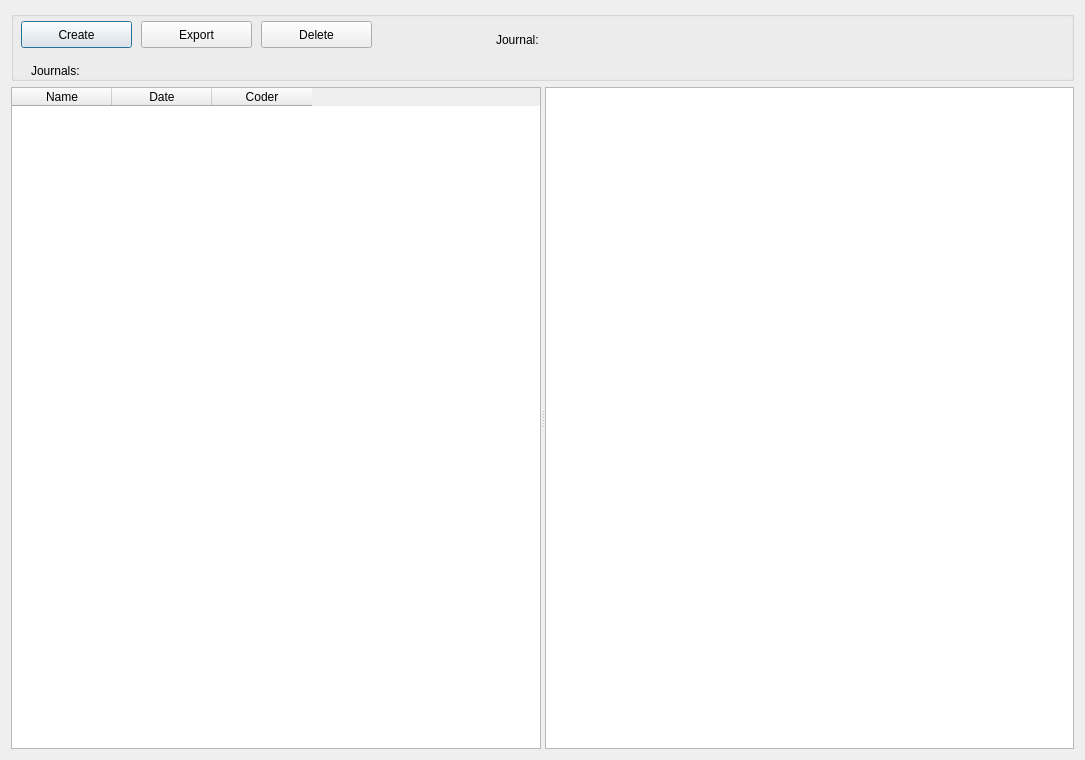
This is GUI_UIs/ui_dialog_journals.ui in ccbogel/QualCoder as Qt 5 draws it before an edit. The edited form follows.
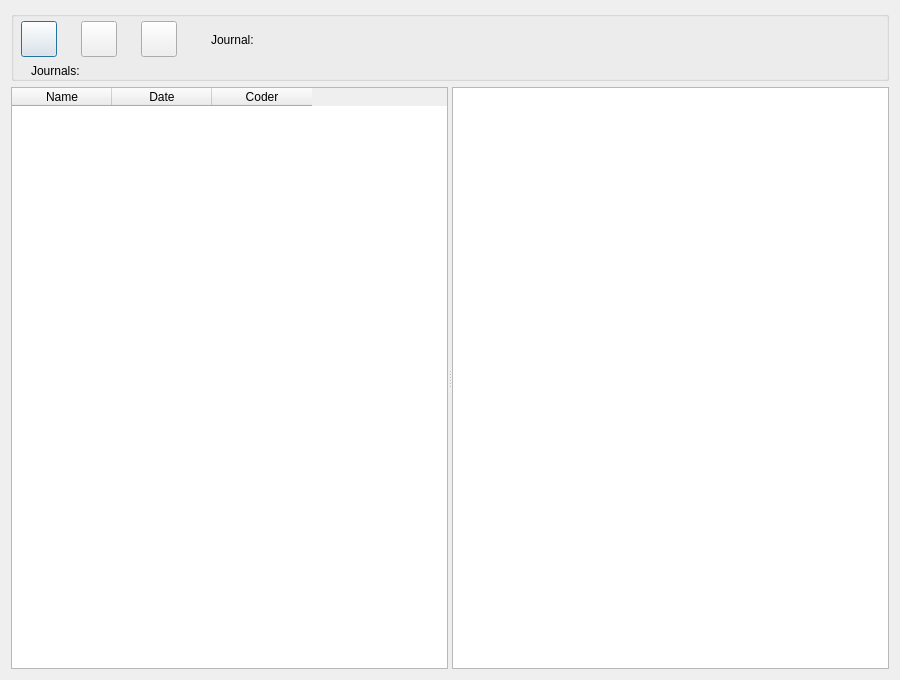
This is the edited form.

```diff
--- a/GUI_UIs/ui_dialog_journals.ui
+++ b/GUI_UIs/ui_dialog_journals.ui
@@ -6,8 +6,8 @@
    <rect>
     <x>0</x>
     <y>0</y>
-    <width>1085</width>
-    <height>760</height>
+    <width>900</width>
+    <height>680</height>
    </rect>
   </property>
   <property name="windowTitle">
@@ -36,44 +36,44 @@
        <rect>
         <x>10</x>
         <y>10</y>
-        <width>111</width>
-        <height>27</height>
+        <width>36</width>
+        <height>36</height>
        </rect>
       </property>
       <property name="text">
-       <string>Create</string>
+       <string/>
       </property>
      </widget>
      <widget class="QPushButton" name="pushButton_export">
       <property name="geometry">
        <rect>
-        <x>130</x>
+        <x>70</x>
         <y>10</y>
-        <width>111</width>
-        <height>27</height>
+        <width>36</width>
+        <height>36</height>
        </rect>
       </property>
       <property name="text">
-       <string>Export</string>
+       <string/>
       </property>
      </widget>
      <widget class="QPushButton" name="pushButton_delete">
       <property name="geometry">
        <rect>
-        <x>250</x>
+        <x>130</x>
         <y>10</y>
-        <width>111</width>
-        <height>27</height>
+        <width>36</width>
+        <height>36</height>
        </rect>
       </property>
       <property name="text">
-       <string>Delete</string>
+       <string/>
       </property>
      </widget>
      <widget class="QLabel" name="label_jname">
       <property name="geometry">
        <rect>
-        <x>485</x>
+        <x>200</x>
         <y>18</y>
         <width>571</width>
         <height>21</height>
```
Left out of the diff: 9 changed lines with no effect on the pictures.
